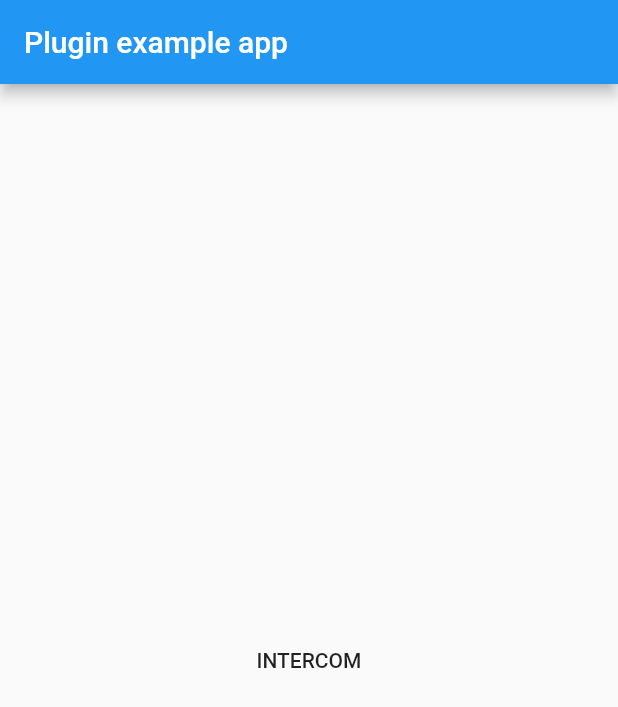
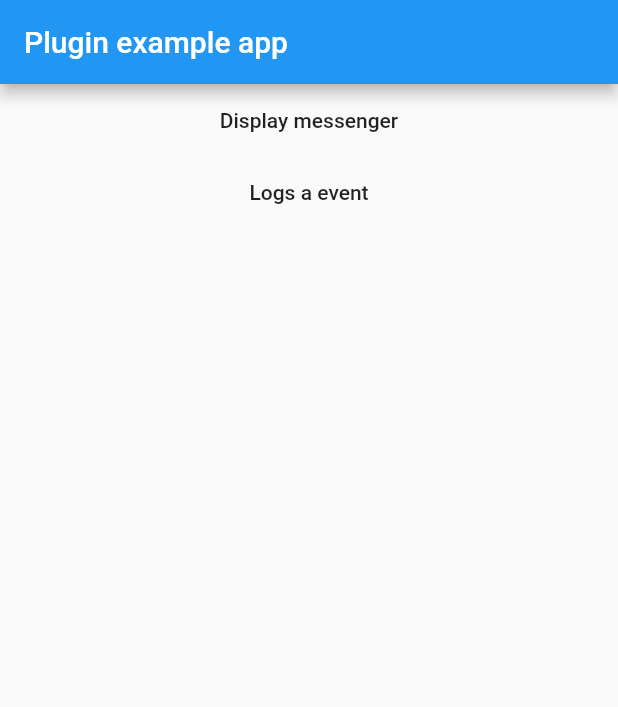
Before and after one commit to shw2ypro/intercom_plugin, a Flutter app: the screen it shows after launch, on a phone screen of 412 x 824 dp. Shown: the top 707 px of the screen. Run offline on Flutter 3.47's test engine with Material 2 defaults, Android fonts, the phone set to English and light mode, and no system bars.

Commit message:
feat(docs): Preparing for initial release
* Adding README
* Updating CHANGELOG with initial version
* Updating example

```diff
--- a/example/lib/main.dart
+++ b/example/lib/main.dart
@@ -14,7 +14,17 @@ class MyApp extends StatefulWidget {
 }
 
 class _MyAppState extends State<MyApp> {
-  String _platformVersion = 'Unknown';
+  @override
+  void initState() {
+    Intercom.initialize(
+      androidApiKey: 'android_sdk-516e7d257ee2d4b98bf801c146e6c5c92c5a77e5',
+      iOSApiKey: 'ios_sdk-f89bc4dce1f127d8a65b36e18dcbbc5baf53b907',
+      appId: 'xypa8ezx'
+    );
+
+    Intercom.registerUnidentifiedUser();
+    super.initState();
+  }
 
   @override
   Widget build(BuildContext context) {
@@ -23,21 +33,32 @@ class _MyAppState extends State<MyApp> {
         appBar: AppBar(
           title: const Text('Plugin example app'),
         ),
-        body: Center(
-          child: FlatButton(
-            child: Text("INTERCOM"),
-            onPressed: () async{
-              await Intercom.initialize(androidApiKey: 'android_sdk-516e7d257ee2d4b98bf801c146e6c5c92c5a77e5', iOSApiKey: '', appId: 'xypa8ezx');
-//              await Intercom.logout();
-              await Intercom.setTokenAndRegisterUser(
-                token: "fJ8WUh0iRg6zUFadpy9ffY:APA91bGDi5_8xjQwFAGy10t0TTgHMxS2ufKdt2gF6uWl7W7rp6NCIMTdYNrMMmzNU-d_IAQyavDoj4e5kULacR5B3CAUiX4iBsuEMGDjOuF-Q1Qjk0u5hPwAXWKsZVIZcJRGlH9vJhdC",
-                email: "ihihihihi@hotmail.com",
-                name: "Jocka",
-                phone: "+5511942710174",
-                userId: "f5711ced-1ab1-415b-bbff-a291501a2966"  ,
-                signedUpAt: DateTime.now()
-              );
-            },
+        body: Builder(
+          builder: (context) => Center(
+            child: Column(
+              children: <Widget>[
+                FlatButton(
+                  child: Text("Display messenger"),
+                  onPressed: () async{
+                    await Intercom.displayMessenger();
+                  },
+                ),
+                FlatButton(
+                  child: Text("Logs a event"),
+                  onPressed: () async{
+                    await Intercom.logEvent("First event", metadata: {
+                      "meta":"data"
+                    });
+
+                    Scaffold.of(context).showSnackBar(
+                        SnackBar(
+                          content: Text("Event logged with success"),
+                        )
+                    );
+                  },
+                )
+              ],
+            ),
           ),
         ),
       ),
```
Also changed, not shown: 2 other files.
